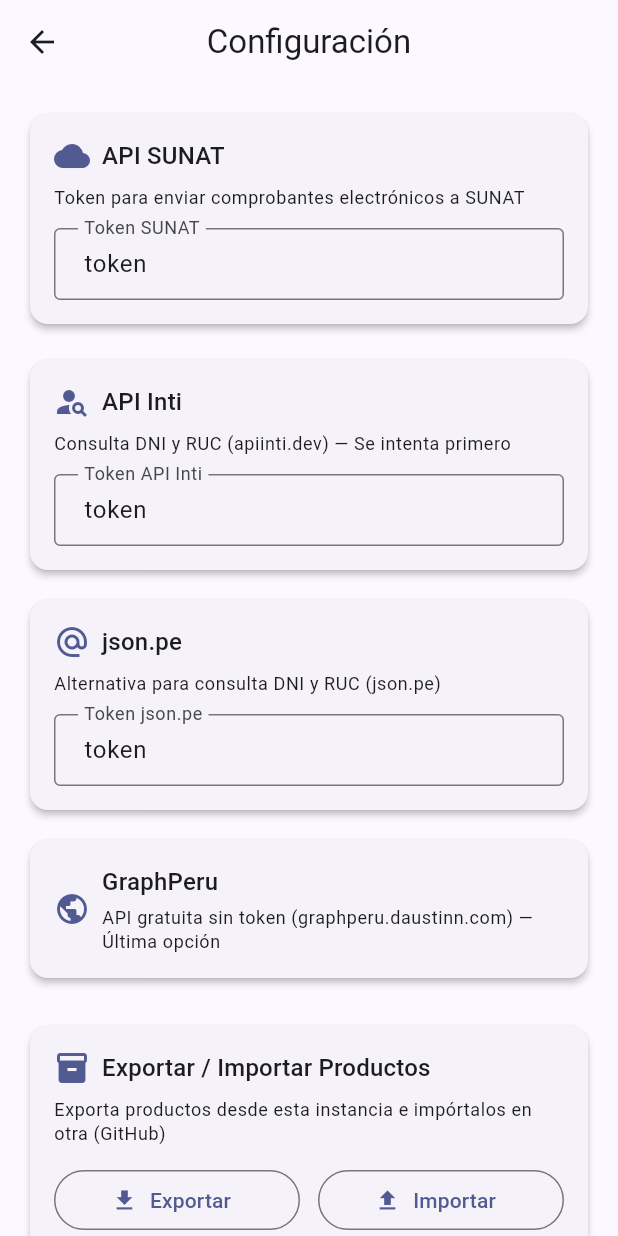
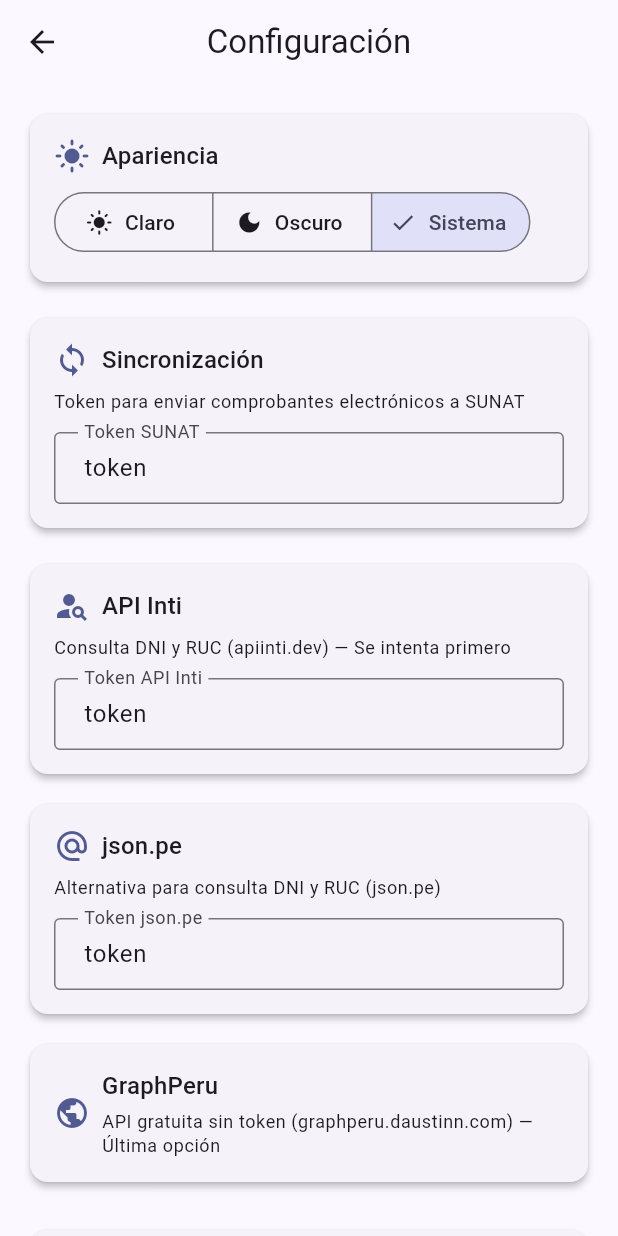
Before and after one commit to geniohd-beep/facture, a Flutter app: the SettingsScreen screen opened by its route, on a phone screen of 412 x 824 dp. Run offline on Flutter 3.47's test engine with Material 3 defaults, Android fonts, the phone set to English and light mode, and no system bars; our stand-ins replace connectivity_plus, pdf, printing, shared_preferences, sqflite, sqflite_common_ffi_web and 1 more; missing offline and left inert: dart:html; accounts and stored records are empty.

Commit message:
feat: add dark mode toggle with persistence

```diff
--- a/lib/main.dart
+++ b/lib/main.dart
@@ -5,6 +5,7 @@ import 'config/supabase_config.dart';
 import 'config/theme.dart';
 import 'services/db_init.dart';
 import 'services/sync_service.dart';
+import 'services/settings_service.dart';
 import 'models/customer.dart';
 import 'providers/auth_provider.dart';
 import 'providers/company_provider.dart';
@@ -38,11 +39,38 @@ void main() async {
 
   SyncService.instance.init();
 
-  runApp(const FactureApp());
+  final settings = SettingsService();
+  final themeMode = await settings.getThemeMode();
+
+  runApp(FactureApp(initialThemeMode: themeMode));
 }
 
-class FactureApp extends StatelessWidget {
-  const FactureApp({super.key});
+class FactureApp extends StatefulWidget {
+  final ThemeMode initialThemeMode;
+  const FactureApp({super.key, required this.initialThemeMode});
+
+  static FactureAppState? of(BuildContext context) {
+    return context.findAncestorStateOfType<FactureAppState>();
+  }
+
+  @override
+  State<FactureApp> createState() => FactureAppState();
+}
+
+class FactureAppState extends State<FactureApp> {
+  late ThemeMode _themeMode;
+
+  ThemeMode get themeMode => _themeMode;
+
+  @override
+  void initState() {
+    super.initState();
+    _themeMode = widget.initialThemeMode;
+  }
+
+  void setThemeMode(ThemeMode mode) {
+    setState(() => _themeMode = mode);
+  }
 
   @override
   Widget build(BuildContext context) {
@@ -59,7 +87,7 @@ class FactureApp extends StatelessWidget {
         debugShowCheckedModeBanner: false,
         theme: AppTheme.lightTheme,
         darkTheme: AppTheme.darkTheme,
-        themeMode: ThemeMode.light,
+        themeMode: _themeMode,
         initialRoute: '/login',
         onGenerateRoute: (settings) {
           switch (settings.name) {
--- a/lib/screens/settings/settings_screen.dart
+++ b/lib/screens/settings/settings_screen.dart
@@ -1,5 +1,6 @@
 import 'package:flutter/material.dart';
 import 'package:provider/provider.dart';
+import '../../main.dart';
 import '../../providers/product_provider.dart';
 import '../../services/file_util.dart';
 import '../../services/settings_service.dart';
@@ -17,12 +18,14 @@ class _SettingsScreenState extends State<SettingsScreen> {
   final _apiintiTokenController = TextEditingController();
   final _jsonpeTokenController = TextEditingController();
   final _settingsService = SettingsService();
+  late ThemeMode _themeMode;
   bool _isLoading = true;
   bool _isSaving = false;
 
   @override
   void initState() {
     super.initState();
+    _themeMode = FactureApp.of(context)?.themeMode ?? ThemeMode.light;
     WidgetsBinding.instance.addPostFrameCallback((_) {
       _loadTokens();
     });
@@ -104,10 +107,61 @@ class _SettingsScreenState extends State<SettingsScreen> {
                         children: [
                           Row(
                             children: [
-                              Icon(Icons.cloud,
+                              Icon(_themeMode == ThemeMode.dark
+                                  ? Icons.dark_mode
+                                  : Icons.light_mode,
                                   color: Theme.of(context).colorScheme.primary),
                               const SizedBox(width: 8),
-                              Text('API SUNAT',
+                              Text('Apariencia',
+                                  style: Theme.of(context)
+                                      .textTheme
+                                      .titleMedium),
+                            ],
+                          ),
+                          const SizedBox(height: 8),
+                          SegmentedButton<ThemeMode>(
+                            segments: const [
+                              ButtonSegment(
+                                value: ThemeMode.light,
+                                icon: Icon(Icons.light_mode),
+                                label: Text('Claro'),
+                              ),
+                              ButtonSegment(
+                                value: ThemeMode.dark,
+                                icon: Icon(Icons.dark_mode),
+                                label: Text('Oscuro'),
+                              ),
+                              ButtonSegment(
+                                value: ThemeMode.system,
+                                icon: Icon(Icons.settings),
+                                label: Text('Sistema'),
+                              ),
+                            ],
+                            selected: {_themeMode},
+                            onSelectionChanged: (selected) {
+                              final mode = selected.first;
+                              FactureApp.of(context)?.setThemeMode(mode);
+                              SettingsService().setThemeMode(mode);
+                              setState(() => _themeMode = mode);
+                            },
+                          ),
+                        ],
+                      ),
+                    ),
+                  ),
+                  const SizedBox(height: 16),
+                  Card(
+                    child: Padding(
+                      padding: const EdgeInsets.all(16),
+                      child: Column(
+                        crossAxisAlignment: CrossAxisAlignment.start,
+                        children: [
+                          Row(
+                            children: [
+                              Icon(Icons.sync,
+                                  color: Theme.of(context).colorScheme.primary),
+                              const SizedBox(width: 8),
+                              Text('Sincronización',
                                   style: Theme.of(context)
                                       .textTheme
                                       .titleMedium),
```
Also changed, not shown: lib/services/settings_service.dart (+13 -0 lines).
